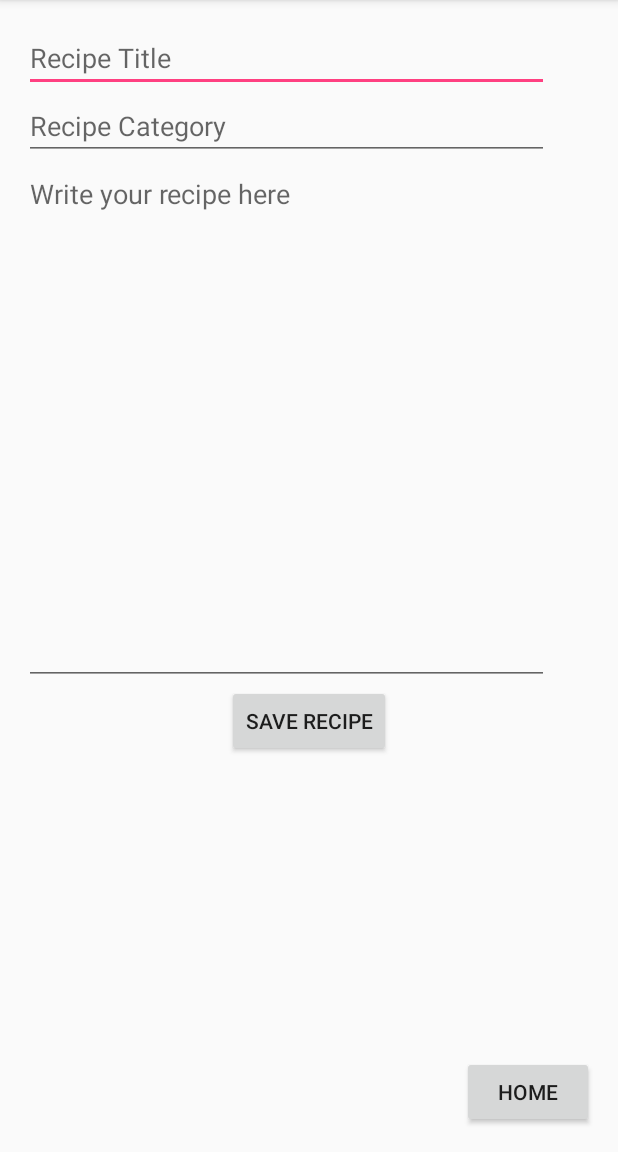
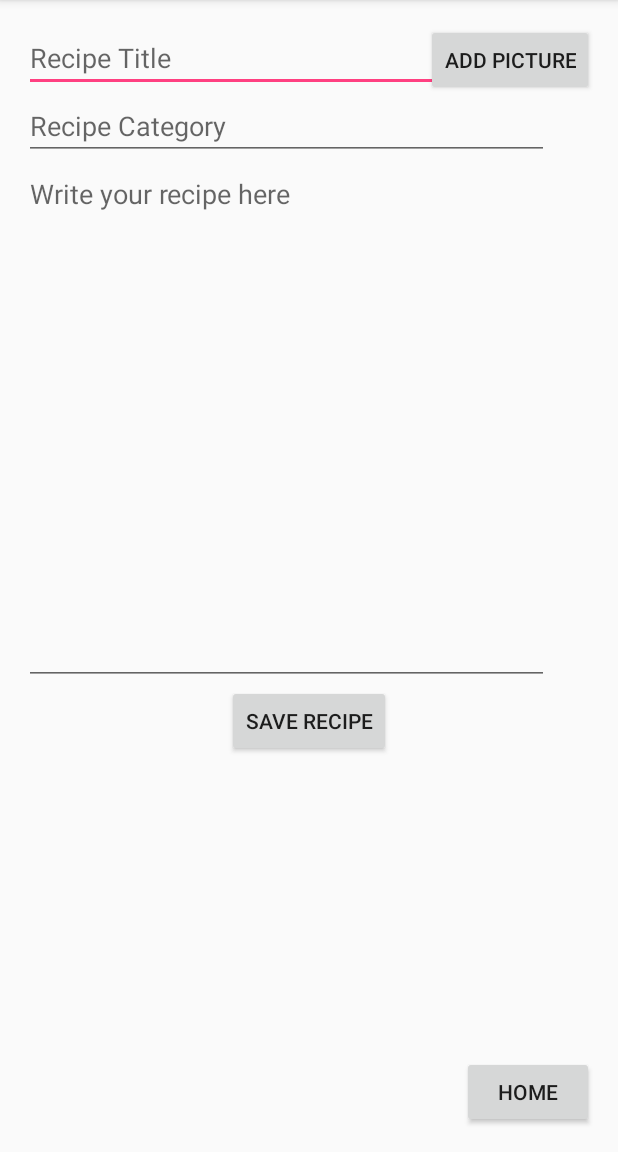
Before and after one commit to kimsoraya/Programmeerproject, an Android app: the TextRecipeActivity screen opened directly, with no data from a screen before it, after a tap on "SAVE RECIPE", on a phone screen of 412 x 824 dp, the part 84-1236 px from its top. Run offline under Robolectric (Android 15) with nearby library versions, the phone set to English and light mode, and no system bars; 1 statement that could not run was skipped.

Commit message:
poging tot herstel

```diff
--- a/MyPersonalCookbook/app/src/main/java/com/example/kimschuiten/mypersonalcookbook30/RecipeDatabaseHelper.java
+++ b/MyPersonalCookbook/app/src/main/java/com/example/kimschuiten/mypersonalcookbook30/RecipeDatabaseHelper.java
@@ -11,12 +11,18 @@ import android.util.Log;
  * Class for the database operations
  */
 public class RecipeDatabaseHelper extends SQLiteOpenHelper {
+    // Database name
     private static final String DATABASE_NAME = "RECIPEINFO.DB";
+
+    // Database version
     private static final int DATABASE_VERSION = 1;
+
+
     private static final String CREATE_QUERY =
-    "CREATE TABLE " + RecipeContract.NewRecipeInfo.TABLE_NAME + "(" +
-            RecipeContract.NewRecipeInfo.RECIPE_TITLE + " TEXT," +
-            RecipeContract.NewRecipeInfo.RECIPE_CATEGORY + " TEXT);";
+            "CREATE TABLE " + RecipeContract.NewRecipeInfo.TABLE_NAME + "(" +
+                    RecipeContract.NewRecipeInfo.RECIPE_TITLE + " TEXT," +
+                    RecipeContract.NewRecipeInfo.RECIPE_CATEGORY + " TEXT," +
+                    RecipeContract.NewRecipeInfo.RECIPE_PHOTO + " BLOB);";
 
 
     // Constructor
@@ -35,12 +41,14 @@ public class RecipeDatabaseHelper extends SQLiteOpenHelper {
     /*
     Define a method for inserting the data
      */
-    public void addRecipeInfo(String title, String category, SQLiteDatabase db){
+    public void addRecipeInfo(String title, String category, byte[] photo, SQLiteDatabase db){
         // Create object of contentValues to create map values
         ContentValues contentValues = new ContentValues();
+
         // Specify key and the data
         contentValues.put(RecipeContract.NewRecipeInfo.RECIPE_TITLE, title);
         contentValues.put(RecipeContract.NewRecipeInfo.RECIPE_CATEGORY, category);
+        contentValues.put(RecipeContract.NewRecipeInfo.RECIPE_PHOTO, photo);
 
         // Put all this information in the database
         db.insert(RecipeContract.NewRecipeInfo.TABLE_NAME, null, contentValues);
@@ -55,10 +63,9 @@ public class RecipeDatabaseHelper extends SQLiteOpenHelper {
         // Create object of Cursor
         Cursor cursor;
 
-        // TODO: 06-06-16 ADD IMAGES TO SQLITE
         // Create some projections: the needed column names
         String[] projections = {RecipeContract.NewRecipeInfo.RECIPE_TITLE,
-                RecipeContract.NewRecipeInfo.RECIPE_CATEGORY};
+                RecipeContract.NewRecipeInfo.RECIPE_CATEGORY, RecipeContract.NewRecipeInfo.RECIPE_PHOTO};
         cursor = db.query(RecipeContract.NewRecipeInfo.TABLE_NAME, projections, null, null, null, null, null);
         return cursor;
     }
--- a/MyPersonalCookbook/app/src/main/java/com/example/kimschuiten/mypersonalcookbook30/TextRecipeActivity.java
+++ b/MyPersonalCookbook/app/src/main/java/com/example/kimschuiten/mypersonalcookbook30/TextRecipeActivity.java
@@ -3,13 +3,18 @@ package com.example.kimschuiten.mypersonalcookbook30;
 import android.content.Context;
 import android.content.Intent;
 import android.database.sqlite.SQLiteDatabase;
+import android.graphics.drawable.Drawable;
+import android.net.Uri;
+import android.provider.MediaStore;
 import android.support.v7.app.AppCompatActivity;
 import android.os.Bundle;
 import android.view.View;
 import android.widget.Button;
 import android.widget.EditText;
+import android.widget.ImageView;
 import android.widget.Toast;
 
+import java.io.File;
 import java.io.FileNotFoundException;
 import java.io.FileOutputStream;
 import java.io.IOException;
@@ -20,10 +25,14 @@ public class TextRecipeActivity extends AppCompatActivity {
     EditText textCategoryEditText;
     EditText textTextEditText;
     Button saveRecipeButton;
+    Button addPhotoButton;
+    ImageView showPhotoImageView;
 
     Context context = this;
     RecipeDatabaseHelper recipeDatabaseHelper;
     SQLiteDatabase sqLiteDatabase;
+
+    static final int CAM_REQUEST = 1;
 
     @Override
     protected void onCreate(Bundle savedInstanceState) {
@@ -33,10 +42,52 @@ public class TextRecipeActivity extends AppCompatActivity {
         textTitleEditText = (EditText) findViewById(R.id.titleEditText);
         textCategoryEditText = (EditText) findViewById(R.id.categoryEditText);
         textTextEditText = (EditText) findViewById(R.id.recipeText);
+        addPhotoButton = (Button) findViewById(R.id.addPictureButton);
         saveRecipeButton = (Button) findViewById(R.id.saveButton);
+        showPhotoImageView = (ImageView) findViewById(R.id.recipePhotoImageView);
 
         Intent textIntent = getIntent();
 
+    }
+
+    /*
+    Add a photo of your dish
+     */
+    public void onAddPictureClick(View view) {
+        // Start camera intent
+        Intent cameraIntent = new Intent(MediaStore.ACTION_IMAGE_CAPTURE);
+
+        // Place the picture in the File folder
+        File file = getFile();
+        cameraIntent.putExtra(MediaStore.EXTRA_OUTPUT, Uri.fromFile(file));
+
+        startActivityForResult(cameraIntent, CAM_REQUEST);
+    }
+
+    @Override
+    protected void onActivityResult(int requestCode, int resultCode, Intent data) {
+        // Get the image and put it in the ImageView
+        String path = "sdcard/camera_app/cam_image.jpg";
+
+        showPhotoImageView.setImageDrawable(Drawable.createFromPath(path));
+
+    }
+
+    /*
+    Create a folder where the photos will be stored.
+     */
+    private File getFile(){
+        File folder = new File("sdcard/camera_app");
+
+        // Check if folder exists, if not, make it
+        if(!folder.exists()){
+            folder.mkdir();
+        }
+
+        // Set up file inside the folder to save the image
+        File image_file = new File(folder, "cam_image.jpg");
+
+        return image_file;
     }
 
     /*
@@ -52,7 +103,7 @@ public class TextRecipeActivity extends AppCompatActivity {
         sqLiteDatabase = recipeDatabaseHelper.getWritableDatabase();
 
         // Perform database insertion
-        recipeDatabaseHelper.addRecipeInfo(title, category, sqLiteDatabase);
+        recipeDatabaseHelper.addRecipeInfo(title, category, photo, sqLiteDatabase);
 
         // Close the database
         Toast.makeText(getBaseContext(), "Recipe Saved!", Toast.LENGTH_SHORT).show();
@@ -94,4 +145,6 @@ public class TextRecipeActivity extends AppCompatActivity {
         Intent mainIntent = new Intent(this, MainActivity.class);
         startActivity(mainIntent);
     }
+
+
 }
--- a/MyPersonalCookbook/app/src/main/res/layout/activity_text_recipe.xml
+++ b/MyPersonalCookbook/app/src/main/res/layout/activity_text_recipe.xml
@@ -24,6 +24,12 @@
         android:hint="@string/categorieEditText"
         android:layout_below="@+id/titleEditText" />
 
+    <ImageView
+        android:layout_width="wrap_content"
+        android:layout_height="wrap_content"
+        android:layout_below="@+id/categoryEditText"
+        android:id="@+id/recipePhotoImageView"/>
+
     <EditText
         android:layout_width="350dp"
         android:layout_height="350dp"
@@ -49,4 +55,13 @@
         android:text="@string/homeButton"
         android:id="@+id/HomeButton"
         android:onClick="HomeButtonClick"/>
+
+    <Button
+        android:layout_width="wrap_content"
+        android:layout_height="wrap_content"
+        android:text="@string/add_picture_button"
+        android:id="@+id/addPictureButton"
+        android:onClick="onAddPictureClick"
+        android:layout_alignParentTop="true"
+        android:layout_alignParentRight="true" />
 </RelativeLayout>
--- a/MyPersonalCookbook/app/src/main/res/values/strings.xml
+++ b/MyPersonalCookbook/app/src/main/res/values/strings.xml
@@ -9,6 +9,7 @@
     <string name="title_activity_photo_recipe">PhotoRecipeActivity</string>
     <string name="saveButton">Save Recipe</string>
     <string name="homeButton">Home</string>
+    <string name="add_picture_button">Add Picture</string>
 
     <string-array name="recipe_titles">
         <item>Paella</item>
```
Also changed, not shown: MyPersonalCookbook/app/src/main/java/com/example/kimschuiten/mypersonalcookbook30/CategoryActivity.java (+7 -9 lines), MyPersonalCookbook/app/src/main/java/com/example/kimschuiten/mypersonalcookbook30/RecipeAdapter.java (+5 -6 lines), MyPersonalCookbook/app/src/main/java/com/example/kimschuiten/mypersonalcookbook30/RecipeContract.java (+8 -2 lines), MyPersonalCookbook/app/src/main/java/com/example/kimschuiten/mypersonalcookbook30/RecipeDataProvider.java (+4 -4 lines), 1 other file.
